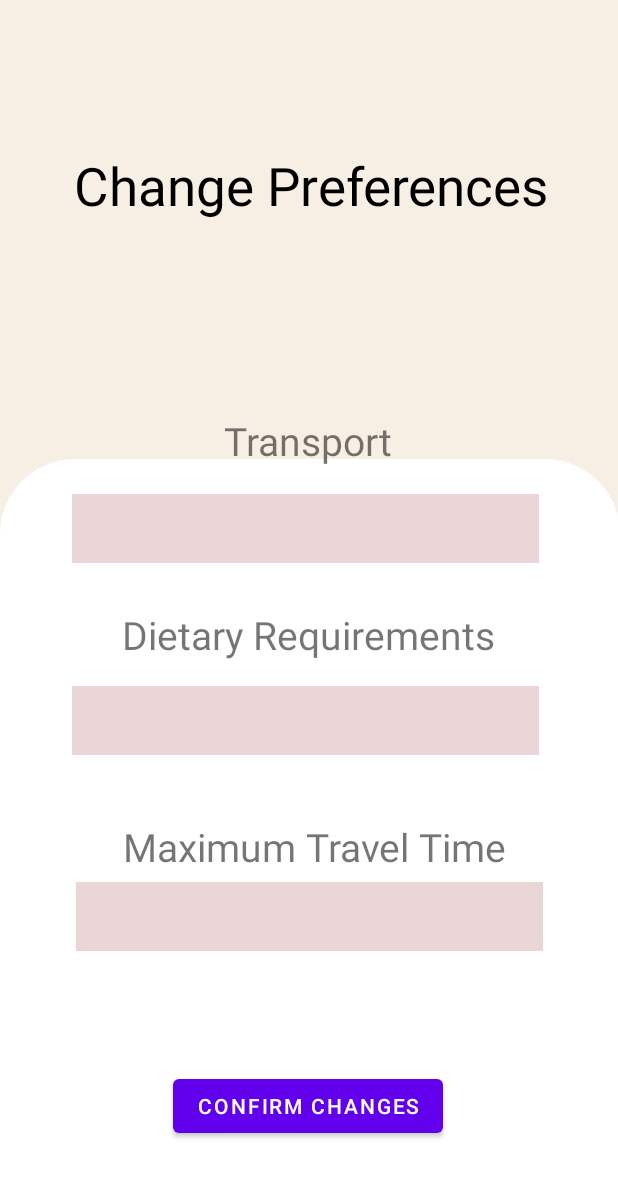
After one commit to jinhui18/FrontEndLetsGoMakan-Software-engineering-project, an Android app: the layout change_preferences.xml on its own in the app's theme, with its tools: preview values and no code run, on a phone screen of 412 x 824 dp. The commit adds this screen. Shown: the top 1177 px of the screen. Run offline under Robolectric (Android 15) with nearby library versions, the phone set to English and light mode, and no system bars.

Commit message:
stupid android studios

```diff
--- a/app/src/main/java/com/example/application/LoginUser.java
+++ b/app/src/main/java/com/example/application/LoginUser.java
@@ -16,7 +16,7 @@ import com.google.android.material.textfield.TextInputLayout;
 import com.google.firebase.auth.AuthResult;
 import com.google.firebase.auth.FirebaseAuth;
 
-public class LoginUser extends MainActivity{
+public class LoginUser{
 
     private String email;
     private String password;
@@ -68,7 +68,7 @@ public class LoginUser extends MainActivity{
     public void handleEvent(String email, String password, TextInputLayout textInputEmail, TextInputLayout textInputPassword) {
         if (counter <0){
             counter = 5;
-            Toast toast = Toast.makeText(getApplicationContext(), "Please reset your password", Toast.LENGTH_SHORT);
+            Toast toast = Toast.makeText(context, "Please reset your password", Toast.LENGTH_SHORT);
             toast.setGravity(Gravity.CENTER_VERTICAL, 0, 0);
             toast.show();
         }
--- /dev/null
+++ b/app/src/main/java/com/example/application/view/Test1.java
@@ -0,0 +1,4 @@
+package com.example.application.view;
+
+public class Test1 {
+}
--- /dev/null
+++ b/app/src/main/res/layout/change_preferences.xml
@@ -0,0 +1,135 @@
+<?xml version="1.0" encoding="utf-8"?>
+<androidx.constraintlayout.widget.ConstraintLayout xmlns:android="http://schemas.android.com/apk/res/android"
+    android:layout_width="match_parent"
+    android:layout_height="match_parent"
+    xmlns:app="http://schemas.android.com/apk/res-auto"
+    xmlns:tools="http://schemas.android.com/tools"
+    android:background="#F8EFE4"
+    tools:context=".InputPreferences">
+
+    <TextView
+        android:id="@+id/textView1"
+        android:layout_width="wrap_content"
+        android:layout_height="wrap_content"
+        android:layout_marginTop="100dp"
+        android:gravity="center"
+        android:text="Change Preferences"
+        android:textColor="@color/black"
+        android:textSize="35dp"
+        app:layout_constraintEnd_toEndOf="parent"
+        app:layout_constraintHorizontal_bias="0.52"
+        app:layout_constraintStart_toStartOf="parent"
+        app:layout_constraintTop_toTopOf="parent" />
+
+    <ImageView
+        android:id="@+id/imageView1"
+        android:layout_width="413dp"
+        android:layout_height="518dp"
+        android:src="@drawable/bg_create_account"
+        app:layout_constraintBottom_toBottomOf="parent"
+        app:layout_constraintEnd_toEndOf="parent"
+        app:layout_constraintHorizontal_bias="0.0"
+        app:layout_constraintStart_toStartOf="parent"
+        app:layout_constraintTop_toTopOf="parent"
+        app:layout_constraintVertical_bias="1.0" />
+
+    <Spinner
+        android:id="@+id/travelSpinner"
+        android:layout_width="311dp"
+        android:layout_height="46dp"
+        android:background="#EAD6D6"
+        android:contentDescription="@string/transport_mode"
+        android:minHeight="48dp"
+        android:spinnerMode="dropdown"
+        app:layout_constraintBottom_toBottomOf="parent"
+        app:layout_constraintEnd_toEndOf="parent"
+        app:layout_constraintStart_toStartOf="parent"
+        app:layout_constraintTop_toTopOf="parent"
+        app:layout_constraintVertical_bias="0.756" />
+
+    <TextView
+        android:id="@+id/travelSpinnerText"
+        android:layout_width="wrap_content"
+        android:layout_height="wrap_content"
+        android:text="@string/maximum_travel_time"
+        android:textSize="26sp"
+        app:layout_constraintBottom_toBottomOf="parent"
+        app:layout_constraintEnd_toEndOf="parent"
+        app:layout_constraintHorizontal_bias="0.525"
+        app:layout_constraintStart_toStartOf="parent"
+        app:layout_constraintTop_toTopOf="parent"
+        app:layout_constraintVertical_bias="0.693" />
+
+    <Spinner
+        android:id="@+id/dietSpinner"
+        android:layout_width="311dp"
+        android:layout_height="46dp"
+        android:background="#EAD6D6"
+        android:contentDescription="@string/transport_mode"
+        android:minHeight="48dp"
+        android:spinnerMode="dropdown"
+        app:layout_constraintBottom_toBottomOf="parent"
+        app:layout_constraintEnd_toEndOf="parent"
+        app:layout_constraintHorizontal_bias="0.48"
+        app:layout_constraintStart_toStartOf="parent"
+        app:layout_constraintTop_toTopOf="parent"
+        app:layout_constraintVertical_bias="0.588" />
+
+    <TextView
+        android:id="@+id/dietSpinnerText"
+        android:layout_width="wrap_content"
+        android:layout_height="wrap_content"
+        android:text="@string/dietary_requirements"
+        android:textSize="26sp"
+        app:layout_constraintBottom_toBottomOf="parent"
+        app:layout_constraintEnd_toEndOf="parent"
+        app:layout_constraintHorizontal_bias="0.496"
+        app:layout_constraintStart_toStartOf="parent"
+        app:layout_constraintTop_toTopOf="parent"
+        app:layout_constraintVertical_bias="0.514" />
+
+    <Spinner
+        android:id="@+id/transportSpinner"
+        android:layout_width="311dp"
+        android:layout_height="46dp"
+        android:background="#EAD6D6"
+        android:contentDescription="@string/transport_mode"
+        android:minHeight="48dp"
+        android:spinnerMode="dropdown"
+        app:layout_constraintBottom_toBottomOf="parent"
+        app:layout_constraintEnd_toEndOf="parent"
+        app:layout_constraintHorizontal_bias="0.48"
+        app:layout_constraintStart_toStartOf="parent"
+        app:layout_constraintTop_toTopOf="parent"
+        app:layout_constraintVertical_bias="0.423"
+        tools:ignore="DuplicateSpeakableTextCheck,DuplicateSpeakableTextCheck" />
+
+    <TextView
+        android:id="@+id/transportSpinnerText"
+        android:layout_width="wrap_content"
+        android:layout_height="wrap_content"
+        android:text="@string/mode_of_transport"
+        android:textSize="26sp"
+        app:layout_constraintBottom_toBottomOf="parent"
+        app:layout_constraintEnd_toEndOf="parent"
+        app:layout_constraintHorizontal_bias="0.498"
+        app:layout_constraintStart_toStartOf="parent"
+        app:layout_constraintTop_toTopOf="parent"
+        app:layout_constraintVertical_bias="0.35" />
+
+    <Button
+        android:id="@+id/confirmChanges"
+        android:layout_width="wrap_content"
+        android:layout_height="wrap_content"
+        android:text="Confirm changes"
+        app:layout_constraintBottom_toBottomOf="parent"
+        app:layout_constraintEnd_toEndOf="parent"
+        app:layout_constraintHorizontal_bias="0.497"
+        app:layout_constraintStart_toStartOf="parent"
+        app:layout_constraintTop_toTopOf="parent"
+        app:layout_constraintVertical_bias="0.919" />
+
+
+
+
+</androidx.constraintlayout.widget.ConstraintLayout>
--- a/app/src/main/res/layout/input_preferences.xml
+++ b/app/src/main/res/layout/input_preferences.xml
@@ -4,6 +4,7 @@
     android:layout_height="match_parent"
     xmlns:app="http://schemas.android.com/apk/res-auto"
     xmlns:tools="http://schemas.android.com/tools"
+    android:background="#F8EFE4"
     tools:context=".InputPreferences">
 
     <Spinner
```
Also changed, not shown: app/src/main/java/com/example/application/CreateUser.java (+26 -4 lines), app/src/main/java/com/example/application/InputPreferences.java (+18 -0 lines), app/src/main/java/com/example/application/controller/ChangePreferencesController.java (added, +17 -0 lines), app/src/main/java/com/example/application/controller/Controller.java (added, +16 -0 lines), app/src/main/java/com/example/application/model/ChangePreferencesModel.java (added, +9 -0 lines), app/src/main/java/com/example/application/model/Model.java (added, +10 -0 lines), app/src/main/java/com/example/application/terst2.java (added, +7 -0 lines), app/src/main/java/com/example/application/view/ChangePreferences.java (added, +143 -0 lines), app/src/main/res/layout/test1.xml (added, +18 -0 lines).
